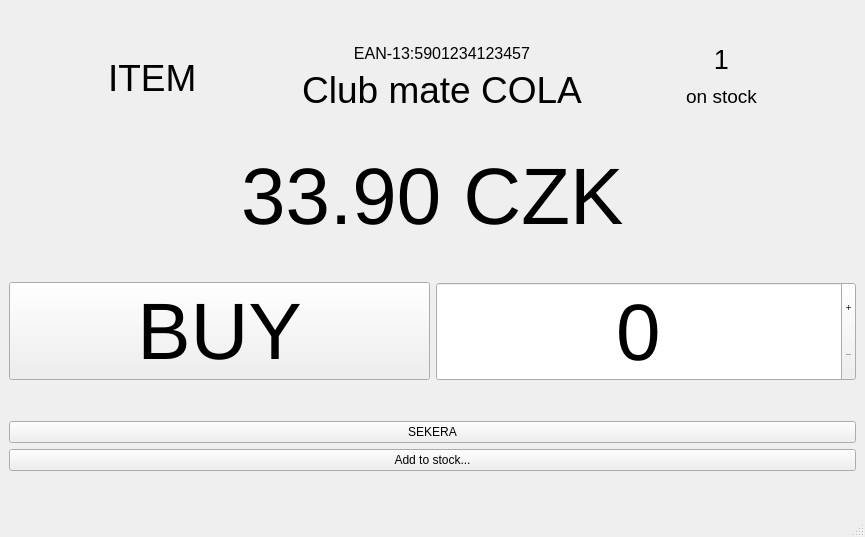
Old version of the form front.ui in the repository hacxman/ledky-qt.
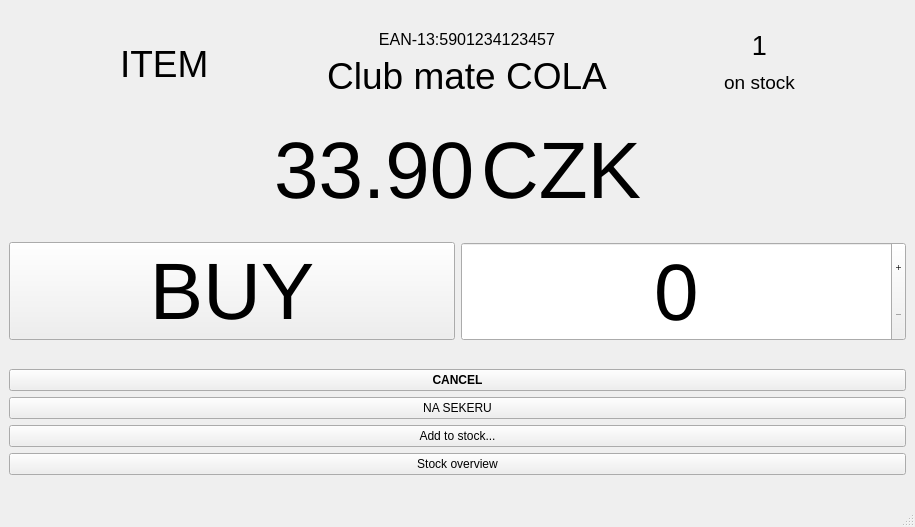
New version of the form.

Patch:
```diff
--- a/front.ui
+++ b/front.ui
@@ -6,8 +6,8 @@
    <rect>
     <x>0</x>
     <y>0</y>
-    <width>865</width>
-    <height>537</height>
+    <width>915</width>
+    <height>527</height>
    </rect>
   </property>
   <property name="minimumSize">
@@ -233,7 +233,19 @@
          </font>
         </property>
         <property name="text">
-         <string>33.90 CZK</string>
+         <string>33.90</string>
+        </property>
+       </widget>
+      </item>
+      <item>
+       <widget class="QLabel" name="lblCurrency">
+        <property name="font">
+         <font>
+          <pointsize>60</pointsize>
+         </font>
+        </property>
+        <property name="text">
+         <string>CZK</string>
         </property>
        </widget>
       </item>
@@ -312,19 +324,39 @@
      </spacer>
     </item>
     <item>
-     <widget class="QPushButton" name="pushButton_2">
+     <widget class="QPushButton" name="btnCancel">
+      <property name="font">
+       <font>
+        <weight>75</weight>
+        <bold>true</bold>
+       </font>
+      </property>
       <property name="text">
-       <string>SEKERA</string>
+       <string>CANCEL</string>
       </property>
      </widget>
     </item>
     <item>
-     <widget class="QPushButton" name="pushButton_3">
+     <widget class="QPushButton" name="btnDebt">
+      <property name="text">
+       <string>NA SEKERU</string>
+      </property>
+     </widget>
+    </item>
+    <item>
+     <widget class="QPushButton" name="btnAddStock">
       <property name="text">
        <string>Add to stock...</string>
       </property>
      </widget>
     </item>
+    <item>
+     <widget class="QPushButton" name="btnStocked">
+      <property name="text">
+       <string>Stock overview</string>
+      </property>
+     </widget>
+    </item>
     <item>
      <spacer name="verticalSpacer_3">
       <property name="orientation">
```
Left out of the diff: 2 changed lines with no effect on the pictures.
